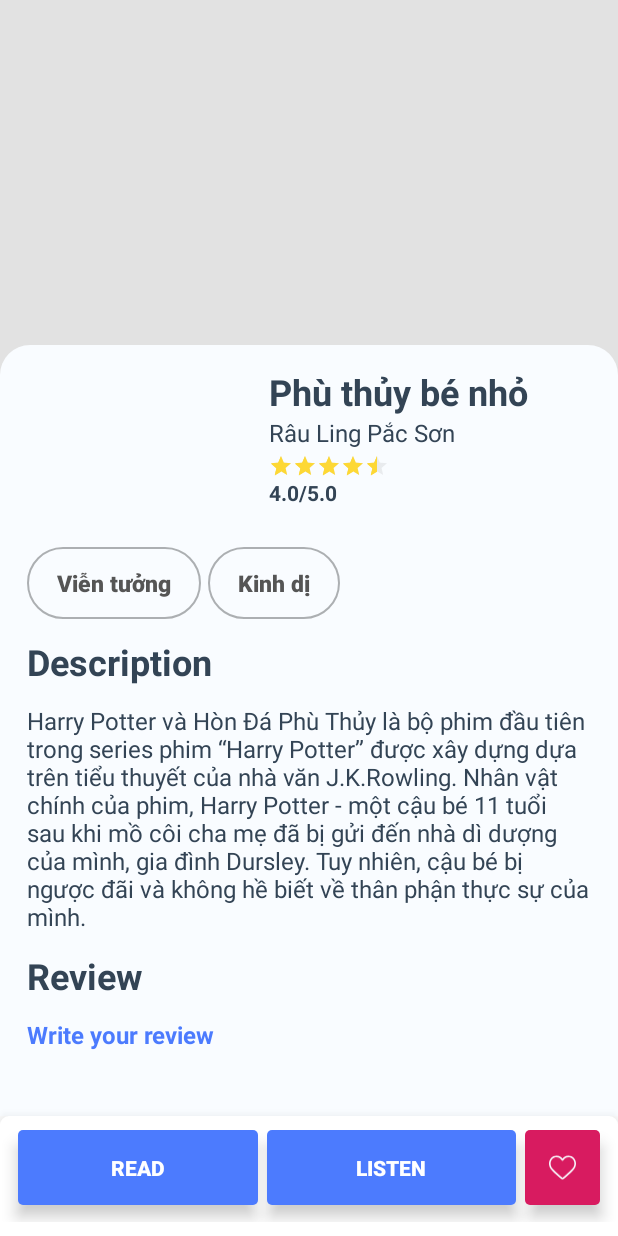
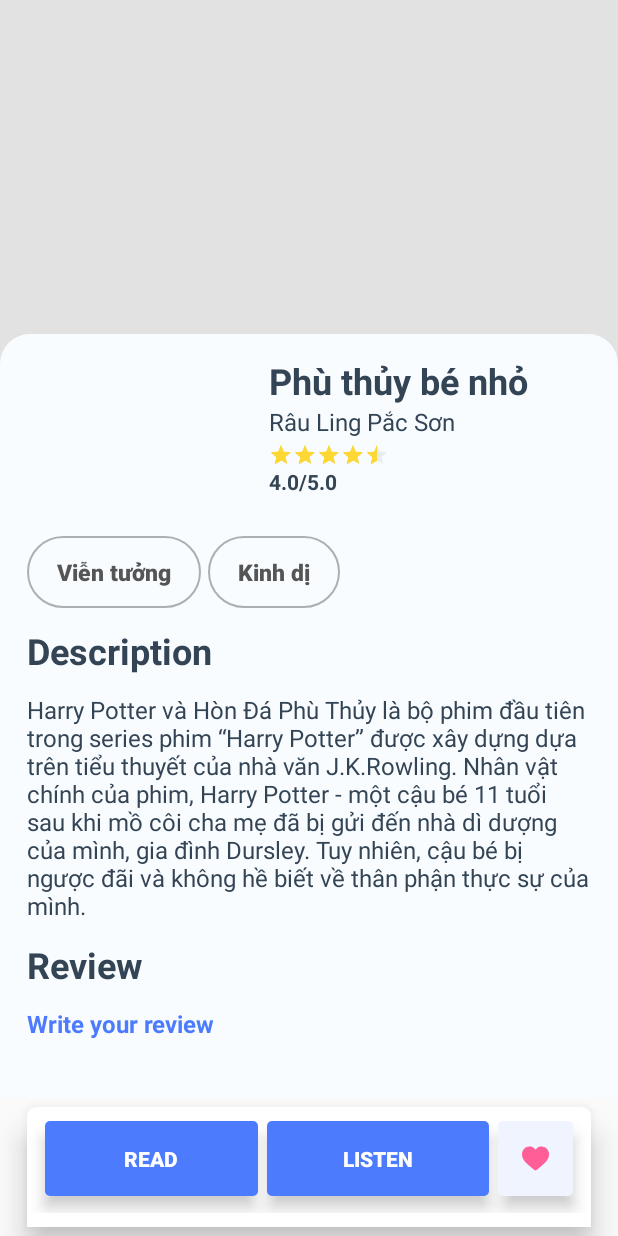
Before and after one commit to maytinhdibo/mindBook, an Android app: the layout activity_detail.xml on its own in the app's theme, with its tools: preview values and no code run, on a phone screen of 412 x 824 dp. Run offline under Robolectric (Android 15) with nearby library versions, the phone set to English and light mode, and no system bars.

Commit message:
heart design

```diff
--- /dev/null
+++ b/app/src/main/res/drawable/ic_heart_fill.xml
@@ -0,0 +1,9 @@
+<vector xmlns:android="http://schemas.android.com/apk/res/android"
+    android:width="512dp"
+    android:height="512dp"
+    android:viewportWidth="512"
+    android:viewportHeight="512">
+  <path
+      android:fillColor="#FF000000"
+      android:pathData="m471.383,72.578c-26.504,-28.746 -62.871,-44.578 -102.41,-44.578 -29.555,0 -56.621,9.344 -80.449,27.77 -12.023,9.301 -22.918,20.68 -32.523,33.961 -9.602,-13.277 -20.5,-24.66 -32.527,-33.961 -23.824,-18.426 -50.891,-27.77 -80.445,-27.77 -39.539,0 -75.91,15.832 -102.414,44.578 -26.188,28.41 -40.613,67.223 -40.613,109.293 0,43.301 16.137,82.938 50.781,124.742 30.992,37.395 75.535,75.355 127.117,119.313 17.613,15.012 37.578,32.027 58.309,50.152 5.477,4.797 12.504,7.438 19.793,7.438 7.285,0 14.316,-2.641 19.785,-7.43 20.73,-18.129 40.707,-35.152 58.328,-50.172 51.574,-43.949 96.117,-81.906 127.109,-119.305 34.645,-41.801 50.777,-81.438 50.777,-124.742 0,-42.066 -14.426,-80.879 -40.617,-109.289zM471.383,72.578"/>
+</vector>
--- a/app/src/main/res/drawable/review_item.xml
+++ b/app/src/main/res/drawable/review_item.xml
@@ -5,8 +5,8 @@
     <item>
         <shape android:shape="rectangle">
             <gradient
-                android:endColor="#197A87AC"
-                android:startColor="#197A87AC" />
+                android:endColor="@color/overlayBgPrimary"
+                android:startColor="@color/overlayBgPrimary" />
             <corners android:radius="9dp" />
         </shape>
     </item>
--- a/app/src/main/res/layout/activity_detail.xml
+++ b/app/src/main/res/layout/activity_detail.xml
@@ -228,6 +228,7 @@
         android:layout_width="match_parent"
         android:layout_height="80dp"
         android:background="@drawable/bottom_nav"
+        style="@style/container"
         android:elevation="12dp"
         android:paddingTop="9dp"
         android:paddingBottom="9dp">
@@ -268,11 +269,11 @@
             android:background="@drawable/detail_button"
             android:elevation="6dp"
             android:padding="16dp"
-            android:backgroundTint="#D81B60"
+            android:backgroundTint="#EFF4FF"
             android:scaleType="fitCenter"
-            android:src="@drawable/ic_heart"
+            android:src="@drawable/ic_heart_fill"
             android:text="Like"
-            android:tint="@color/backgroundPrimary"></ImageButton>
+            android:tint="#FF5E96"></ImageButton>
 
     </LinearLayout>
 </LinearLayout>
--- a/app/src/main/res/layout/review_item.xml
+++ b/app/src/main/res/layout/review_item.xml
@@ -4,7 +4,7 @@
     xmlns:app="http://schemas.android.com/apk/res-auto"
     android:layout_width="match_parent"
     android:layout_height="wrap_content"
-    android:layout_marginBottom="5dp"
+    android:layout_marginBottom="6dp"
     android:background="@drawable/review_item"
     android:orientation="vertical">
 
--- a/app/src/main/res/values/colors.xml
+++ b/app/src/main/res/values/colors.xml
@@ -5,6 +5,7 @@
     <color name="colorAccent">#FF0000</color>
     <color name="backgroundNav">#FFFFFF</color>
     <color name="backgroundPrimary">#f9fcff</color>
+    <color name="overlayBgPrimary">#197A87AC</color>
     <color name="textColor">#345</color>
     <color name="grayColor">#7F7F7F</color>
     <color name="lightColor">#f9fcff</color>
```
